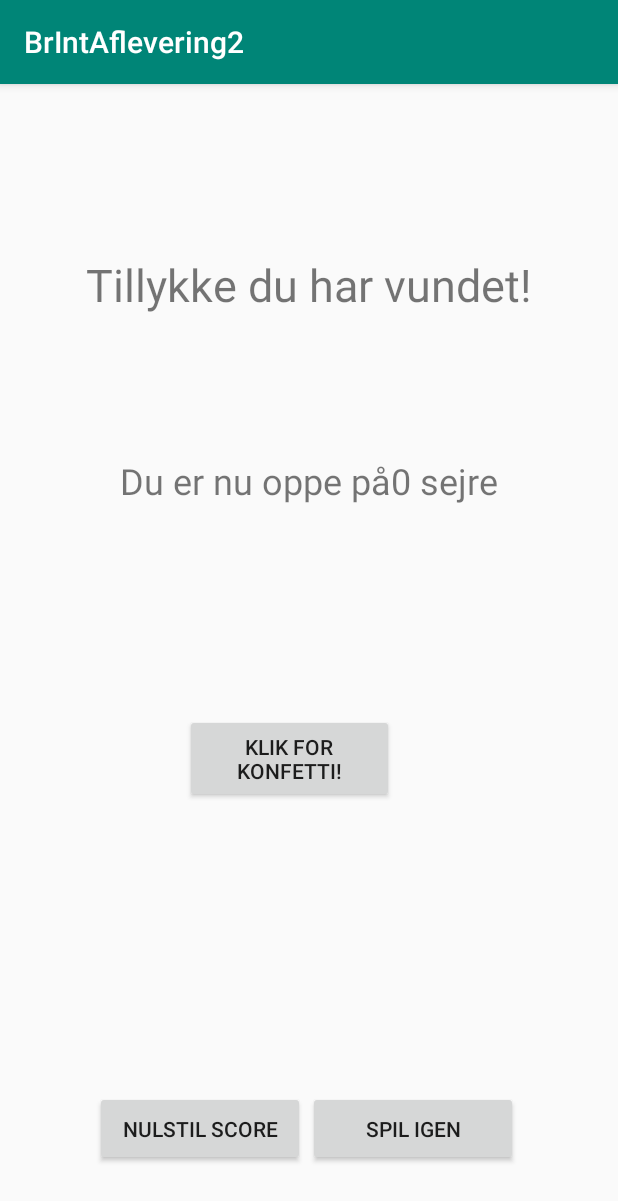
After one commit to antonoeschmidt/BrIntAflevering, an Android app: the WinnerActivity screen opened directly, with no data from a screen before it, on a phone screen of 412 x 824 dp. The commit adds this screen. Shown: the top 1201 px of the screen. Run offline under Robolectric (Android 15) with nearby library versions, the phone set to English and light mode, and no system bars; libraries missing offline, so code that uses them is left out: com.github.jinatonic.confetti.

Commit message:
Loser og Winner Aktiviteter virker nu

```diff
--- a/app/build.gradle
+++ b/app/build.gradle
@@ -27,4 +27,6 @@ dependencies {
     androidTestImplementation 'androidx.test:runner:1.1.1'
     androidTestImplementation 'androidx.test.espresso:espresso-core:3.1.1'
     implementation 'com.google.android.material:material:1.0.0'
+    implementation 'com.github.jinatonic.confetti:confetti:1.1.2'
+
 }
--- a/app/src/main/AndroidManifest.xml
+++ b/app/src/main/AndroidManifest.xml
@@ -9,7 +9,9 @@
         android:roundIcon="@mipmap/ic_launcher_round"
         android:supportsRtl="true"
         android:theme="@style/AppTheme">
-        <activity android:name=".GalgeActivity"></activity>
+        <activity android:name=".LoserActivity"></activity>
+        <activity android:name=".WinnerActivity" />
+        <activity android:name=".GalgeActivity" />
         <activity android:name=".MainActivity">
             <intent-filter>
                 <action android:name="android.intent.action.MAIN" />
--- /dev/null
+++ b/app/src/main/java/com/example/brintaflevering2/WinnerActivity.java
@@ -0,0 +1,61 @@
+package com.example.brintaflevering2;
+
+import androidx.appcompat.app.AppCompatActivity;
+
+import android.content.Intent;
+import android.content.SharedPreferences;
+import android.graphics.Color;
+import android.os.Bundle;
+import android.preference.PreferenceManager;
+import android.view.View;
+import android.view.ViewGroup;
+import android.widget.Button;
+import android.widget.TextView;
+
+import com.github.jinatonic.confetti.CommonConfetti;
+
+public class WinnerActivity extends AppCompatActivity implements View.OnClickListener {
+    private TextView winnerTextView1, winnerTextView2;
+    private Button resetScoreButton, playAgainButton, confettiButton;
+    protected ViewGroup container;
+    SharedPreferences preferences;
+
+    @Override
+    protected void onCreate(Bundle savedInstanceState) {
+        super.onCreate(savedInstanceState);
+        setContentView(R.layout.activity_winner);
+
+        winnerTextView1 = findViewById(R.id.winnerTextView1);
+        winnerTextView2 = findViewById(R.id.winnerTextView2);
+        resetScoreButton = findViewById(R.id.resetScoresButton);
+        playAgainButton = findViewById(R.id.playAgainButton);
+        confettiButton = findViewById(R.id.confettiButton);
+        resetScoreButton.setOnClickListener(this);
+        playAgainButton.setOnClickListener(this);
+        confettiButton.setOnClickListener(this);
+        preferences = PreferenceManager.getDefaultSharedPreferences(this);
+        winnerTextView2.setText("Du er nu oppe på" + preferences.getInt("Wins", 0) +" sejre");
+        container = findViewById(R.id.parentView);
+
+    }
+
+    @Override
+    public void onClick(View v) {
+        switch (v.getId()) {
+            case R.id.resetScoresButton:
+                preferences.edit().putInt("Wins",0).apply();
+                winnerTextView2.setText("Score nulstillet");
+                break;
+            case R.id.playAgainButton:
+                finish();
+                break;
+            case R.id.confettiButton:
+                CommonConfetti.rainingConfetti(container, new int[] { Color.rgb(212, 175, 55) })
+                        .infinite();
+                break;
+
+        }
+
+    }
+
+}
--- /dev/null
+++ b/app/src/main/res/layout/activity_winner.xml
@@ -0,0 +1,70 @@
+<?xml version="1.0" encoding="utf-8"?>
+<androidx.constraintlayout.widget.ConstraintLayout xmlns:android="http://schemas.android.com/apk/res/android"
+    xmlns:app="http://schemas.android.com/apk/res-auto"
+    xmlns:tools="http://schemas.android.com/tools"
+    android:id="@+id/parentView"
+    android:layout_width="match_parent"
+    android:layout_height="match_parent"
+    tools:context=".WinnerActivity">
+
+
+    <TextView
+        android:id="@+id/winnerTextView1"
+        android:layout_width="wrap_content"
+        android:layout_height="wrap_content"
+        android:text="Tillykke du har vundet!"
+        android:textSize="30dp"
+        app:layout_constraintBottom_toBottomOf="parent"
+        app:layout_constraintEnd_toEndOf="parent"
+        app:layout_constraintStart_toStartOf="parent"
+        app:layout_constraintTop_toTopOf="parent"
+        app:layout_constraintVertical_bias="0.156" />
+
+    <TextView
+        android:id="@+id/winnerTextView2"
+        android:layout_width="wrap_content"
+        android:layout_height="wrap_content"
+        android:text="Du er nu oppe på X antal sejre"
+        android:textSize="24dp"
+        app:layout_constraintBottom_toBottomOf="parent"
+        app:layout_constraintEnd_toEndOf="parent"
+        app:layout_constraintStart_toStartOf="parent"
+        app:layout_constraintTop_toTopOf="parent"
+        app:layout_constraintVertical_bias="0.337" />
+
+    <Button
+        android:id="@+id/playAgainButton"
+        android:layout_width="140dp"
+        android:layout_height="50dp"
+        android:text="Spil igen"
+        app:layout_constraintBottom_toBottomOf="parent"
+        app:layout_constraintEnd_toEndOf="parent"
+        app:layout_constraintHorizontal_bias="0.754"
+        app:layout_constraintStart_toStartOf="parent"
+        app:layout_constraintTop_toTopOf="parent"
+        app:layout_constraintVertical_bias="0.935" />
+
+    <Button
+        android:id="@+id/resetScoresButton"
+        android:layout_width="140dp"
+        android:layout_height="50dp"
+        android:text="Nulstil score"
+        app:layout_constraintBottom_toBottomOf="parent"
+        app:layout_constraintEnd_toEndOf="parent"
+        app:layout_constraintHorizontal_bias="0.232"
+        app:layout_constraintStart_toStartOf="parent"
+        app:layout_constraintTop_toTopOf="parent"
+        app:layout_constraintVertical_bias="0.935" />
+
+    <Button
+        android:id="@+id/confettiButton"
+        android:layout_width="139dp"
+        android:layout_height="59dp"
+        android:text="Klik for konfetti!"
+        app:layout_constraintBottom_toBottomOf="parent"
+        app:layout_constraintEnd_toEndOf="parent"
+        app:layout_constraintHorizontal_bias="0.453"
+        app:layout_constraintStart_toStartOf="parent"
+        app:layout_constraintTop_toTopOf="parent"
+        app:layout_constraintVertical_bias="0.593" />
+</androidx.constraintlayout.widget.ConstraintLayout>
```
Also changed, not shown: app/src/main/java/com/example/brintaflevering2/GalgeActivity.java (+21 -0 lines), app/src/main/java/com/example/brintaflevering2/LoserActivity.java (added, +52 -0 lines), app/src/main/res/layout/activity_loser.xml (added, +71 -0 lines).
